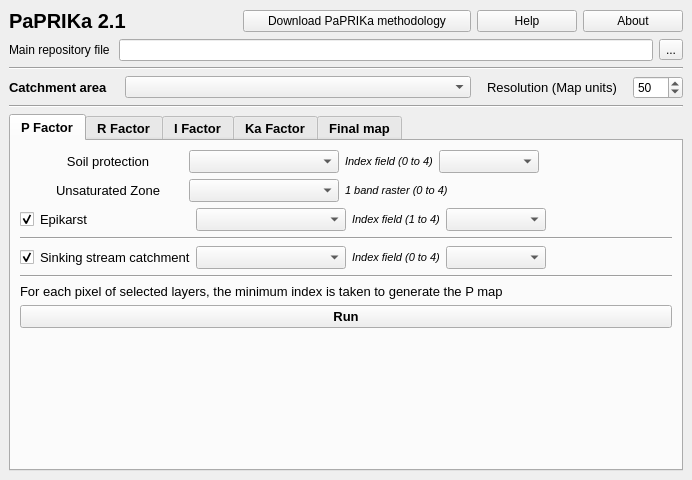
Above: paprika_dockwidget_base.ui from Paprika-plugins/PaPRIKa before the change. Below: the same form after it.
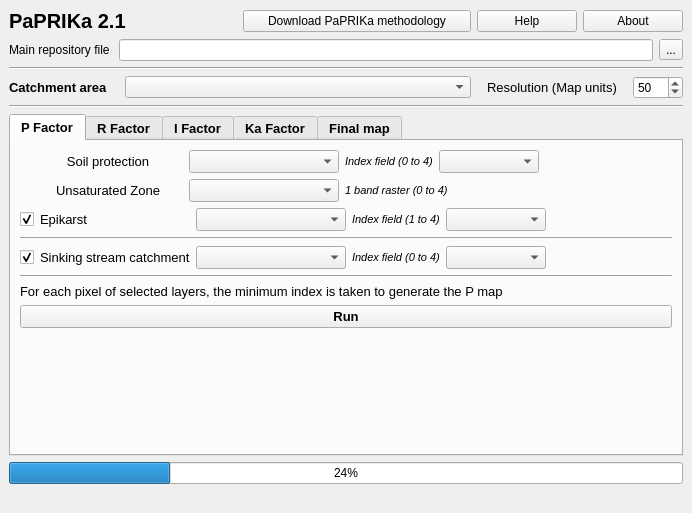
That is the form after the change. The open tabs and pages were chosen to show the change. Custom widgets are drawn as their Qt base class.

Commit message: Small fix and refactor A propos Dialog (no image for now)

Diff of the .ui file:
```diff
--- a/paprika_dockwidget_base.ui
+++ b/paprika_dockwidget_base.ui
@@ -7,14 +7,14 @@
     <x>0</x>
     <y>0</y>
     <width>692</width>
-    <height>480</height>
+    <height>513</height>
    </rect>
   </property>
   <property name="windowTitle">
    <string>PaPRIKa</string>
   </property>
   <widget class="QWidget" name="dockWidgetContents">
-   <layout class="QVBoxLayout" name="VerticalLayout" stretch="0,0,0,0,0,0">
+   <layout class="QVBoxLayout" name="VerticalLayout" stretch="0,0,0,0,0,0,0,0">
     <item>
      <layout class="QHBoxLayout" name="horizontalLayout_8">
       <item>
@@ -2094,6 +2094,20 @@
       </widget>
      </widget>
     </item>
+    <item>
+     <widget class="QProgressBar" name="progress">
+      <property name="value">
+       <number>24</number>
+      </property>
+     </widget>
+    </item>
+    <item>
+     <widget class="QLabel" name="lbl_progress">
+      <property name="text">
+       <string/>
+      </property>
+     </widget>
+    </item>
    </layout>
   </widget>
  </widget>
```
Left out of the diff: 2 changed lines with no effect on the pictures. The commit also changes 6 other files.
